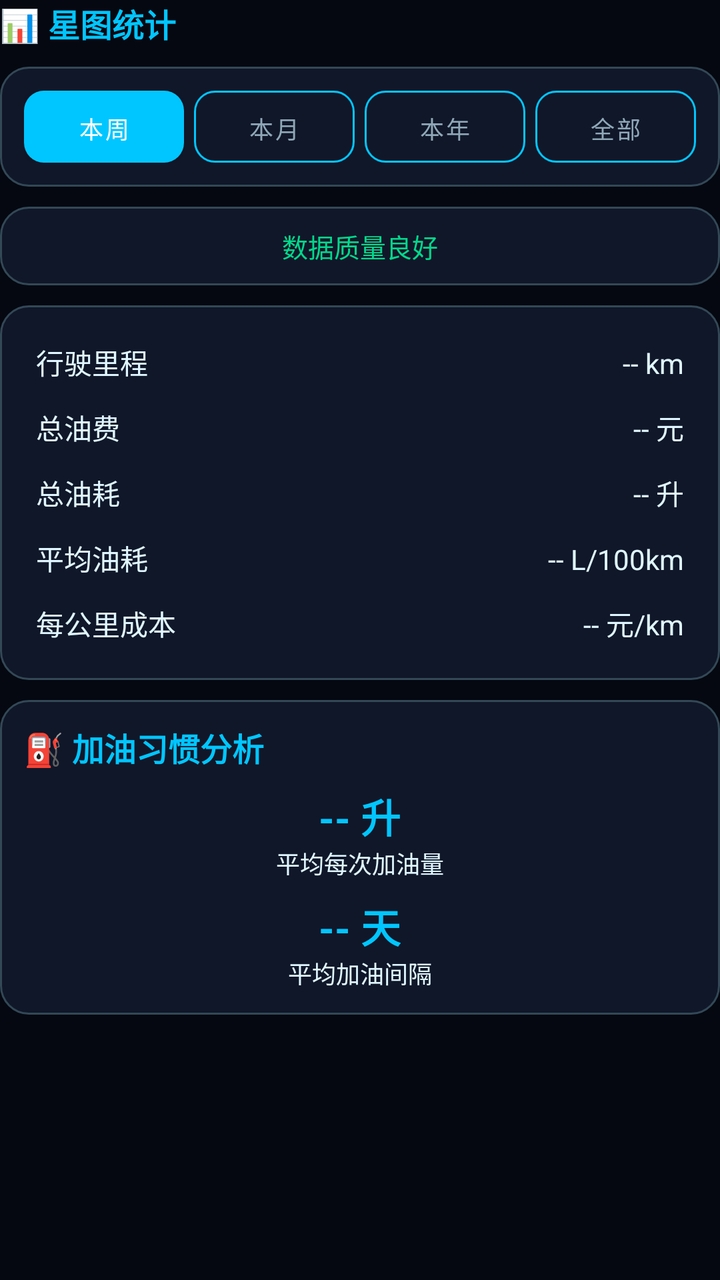
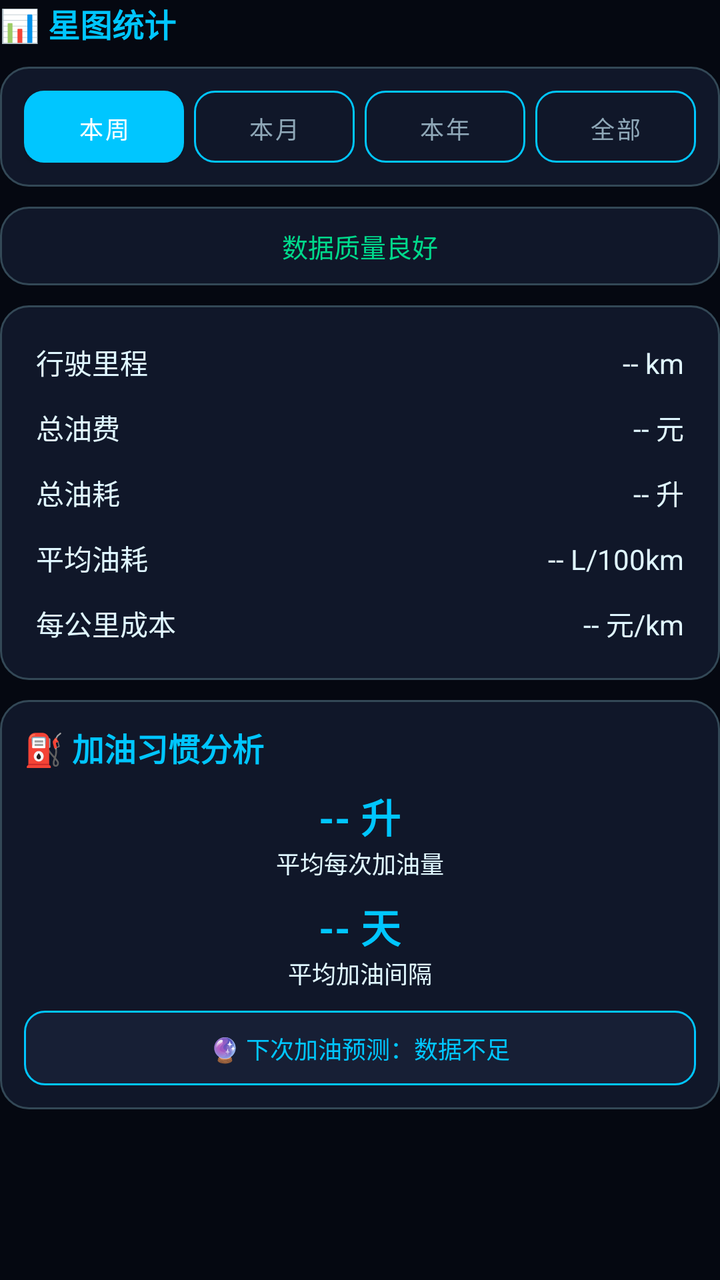

An Android layout rendered at two revisions. The XML below is the earlier revision; the diff shows what the commit changed to produce the second picture.
<!-- AndroidManifest.xml: application theme Theme.YouJiStarMap -->
<!-- res/layout/fragment_stats.xml -->
<?xml version="1.0" encoding="utf-8"?>
<ScrollView xmlns:android="http://schemas.android.com/apk/res/android"
    android:layout_width="match_parent"
    android:layout_height="match_parent">

    <LinearLayout
        android:layout_width="match_parent"
        android:layout_height="wrap_content"
        android:orientation="vertical">

        <TextView style="@style/CardTitle" android:text="📊 星图统计" />

        <LinearLayout
            android:layout_width="match_parent"
            android:layout_height="wrap_content"
            android:layout_marginTop="10dp"
            android:background="@drawable/bg_card"
            android:orientation="horizontal">

            <Button android:id="@+id/periodWeekBtn" android:layout_width="0dp" android:layout_height="36dp" android:layout_weight="1" android:background="@drawable/bg_button_primary" android:text="本周" android:textColor="@color/white" android:textSize="12sp" />
            <Button android:id="@+id/periodMonthBtn" android:layout_width="0dp" android:layout_height="36dp" android:layout_marginStart="5dp" android:layout_weight="1" android:background="@drawable/bg_button_ghost" android:text="本月" android:textColor="@color/muted" android:textSize="12sp" />
            <Button android:id="@+id/periodYearBtn" android:layout_width="0dp" android:layout_height="36dp" android:layout_marginStart="5dp" android:layout_weight="1" android:background="@drawable/bg_button_ghost" android:text="本年" android:textColor="@color/muted" android:textSize="12sp" />
            <Button android:id="@+id/periodAllBtn" android:layout_width="0dp" android:layout_height="36dp" android:layout_marginStart="5dp" android:layout_weight="1" android:background="@drawable/bg_button_ghost" android:text="全部" android:textColor="@color/muted" android:textSize="12sp" />
        </LinearLayout>

        <TextView
            android:id="@+id/qualityText"
            android:layout_width="match_parent"
            android:layout_height="wrap_content"
            android:layout_marginTop="10dp"
            android:background="@drawable/bg_card"
            android:gravity="center"
            android:padding="10dp"
            android:text="数据质量良好"
            android:textColor="@color/good"
            android:textSize="13sp" />

        <TextView
            android:id="@+id/gapWarningText"
            android:layout_width="match_parent"
            android:layout_height="wrap_content"
            android:layout_marginTop="8dp"
            android:background="@drawable/bg_card"
            android:padding="10dp"
            android:textColor="@color/average"
            android:textSize="12sp"
            android:visibility="gone" />

        <LinearLayout
            android:layout_width="match_parent"
            android:layout_height="wrap_content"
            android:layout_marginTop="10dp"
            android:background="@drawable/bg_card"
            android:orientation="vertical">

            <LinearLayout android:layout_width="match_parent" android:layout_height="wrap_content" android:orientation="horizontal" android:padding="6dp">
                <TextView style="@style/LabelText" android:layout_width="0dp" android:layout_weight="1" android:text="行驶里程" />
                <TextView android:id="@+id/periodDistanceText" style="@style/LabelText" android:text="-- km" />
            </LinearLayout>
            <LinearLayout android:layout_width="match_parent" android:layout_height="wrap_content" android:orientation="horizontal" android:padding="6dp">
                <TextView style="@style/LabelText" android:layout_width="0dp" android:layout_weight="1" android:text="总油费" />
                <TextView android:id="@+id/periodCostText" style="@style/LabelText" android:text="-- 元" />
            </LinearLayout>
            <LinearLayout android:layout_width="match_parent" android:layout_height="wrap_content" android:orientation="horizontal" android:padding="6dp">
                <TextView style="@style/LabelText" android:layout_width="0dp" android:layout_weight="1" android:text="总油耗" />
                <TextView android:id="@+id/periodFuelText" style="@style/LabelText" android:text="-- 升" />
            </LinearLayout>
            <LinearLayout android:layout_width="match_parent" android:layout_height="wrap_content" android:orientation="horizontal" android:padding="6dp">
                <TextView style="@style/LabelText" android:layout_width="0dp" android:layout_weight="1" android:text="平均油耗" />
                <TextView android:id="@+id/periodConsumptionText" style="@style/LabelText" android:text="-- L/100km" />
            </LinearLayout>
            <LinearLayout android:layout_width="match_parent" android:layout_height="wrap_content" android:orientation="horizontal" android:padding="6dp">
                <TextView style="@style/LabelText" android:layout_width="0dp" android:layout_weight="1" android:text="每公里成本" />
                <TextView android:id="@+id/periodCostPerKmText" style="@style/LabelText" android:text="-- 元/km" />
            </LinearLayout>
        </LinearLayout>

        <LinearLayout
            android:layout_width="match_parent"
            android:layout_height="wrap_content"
            android:layout_marginTop="10dp"
            android:layout_marginBottom="10dp"
            android:background="@drawable/bg_card"
            android:orientation="vertical"
            android:padding="12dp">

            <TextView style="@style/CardTitle" android:text="⛽ 加油习惯分析" />
            <TextView android:id="@+id/avgRefuelAmountText" style="@style/ValueText" android:layout_gravity="center_horizontal" android:layout_marginTop="8dp" android:text="-- 升" />
            <TextView style="@style/LabelText" android:layout_gravity="center_horizontal" android:text="平均每次加油量" android:textSize="12sp" />
            <TextView android:id="@+id/refuelFrequencyText" style="@style/ValueText" android:layout_gravity="center_horizontal" android:layout_marginTop="8dp" android:text="-- 天" />
            <TextView style="@style/LabelText" android:layout_gravity="center_horizontal" android:text="平均加油间隔" android:textSize="12sp" />
        </LinearLayout>
    </LinearLayout>
</ScrollView>
<!-- resources referenced by this layout -->
<resources>
  <color name="average">#FFB347</color>
  <color name="good">#00D98B</color>
  <color name="muted">#8FA8B8</color>
  <color name="white">#FFFFFF</color>
  <!-- drawable bg_button_ghost (drawable) -->
  <?xml version="1.0" encoding="utf-8"?>
  <shape xmlns:android="http://schemas.android.com/apk/res/android" android:shape="rectangle">
      <solid android:color="@color/transparent" />
      <stroke android:width="1dp" android:color="@color/primary" />
      <corners android:radius="10dp" />
  </shape>
  <!-- drawable bg_button_primary (drawable) -->
  <?xml version="1.0" encoding="utf-8"?>
  <shape xmlns:android="http://schemas.android.com/apk/res/android" android:shape="rectangle">
      <gradient android:startColor="@color/secondary" android:endColor="@color/primary" android:angle="0" />
      <corners android:radius="10dp" />
  </shape>
  <!-- drawable bg_card (drawable) -->
  <?xml version="1.0" encoding="utf-8"?>
  <shape xmlns:android="http://schemas.android.com/apk/res/android" android:shape="rectangle">
      <solid android:color="@color/card_bg" />
      <stroke android:width="1dp" android:color="@color/card_border" />
      <corners android:radius="14dp" />
      <padding android:left="12dp" android:top="12dp" android:right="12dp" android:bottom="12dp" />
  </shape>
  <style name="CardTitle">
          <item name="android:layout_width">wrap_content</item>
          <item name="android:layout_height">wrap_content</item>
          <item name="android:textColor">@color/primary</item>
          <item name="android:textSize">16sp</item>
          <item name="android:textStyle">bold</item>
      </style>
  <style name="LabelText">
          <item name="android:layout_width">wrap_content</item>
          <item name="android:layout_height">wrap_content</item>
          <item name="android:textColor">@color/light</item>
          <item name="android:textSize">14sp</item>
      </style>
  <style name="ValueText">
          <item name="android:layout_width">wrap_content</item>
          <item name="android:layout_height">wrap_content</item>
          <item name="android:textColor">@color/primary</item>
          <item name="android:textSize">20sp</item>
          <item name="android:textStyle">bold</item>
      </style>
  <style name="Theme.YouJiStarMap" parent="Theme.MaterialComponents.NoActionBar">
          <item name="colorPrimary">@color/primary</item>
          <item name="colorPrimaryDark">@color/darker</item>
          <item name="colorAccent">@color/accent</item>
          <item name="android:colorBackground">@color/darker</item>
          <item name="android:textColorPrimary">@color/light</item>
          <item name="android:textColorSecondary">@color/muted</item>
          <item name="android:windowBackground">@color/darker</item>
          <item name="android:statusBarColor">@color/darker</item>
          <item name="android:navigationBarColor">@color/darker</item>
          <item name="android:windowLightStatusBar">false</item>
          <item name="android:fontFamily">sans-serif</item>
      </style>
  <color name="transparent">#00000000</color>
  <color name="primary">#00C6FF</color>
  <color name="secondary">#0072FF</color>
  <color name="card_bg">#101729</color>
  <color name="card_border">#334856</color>
  <color name="light">#E0F7FF</color>
  <color name="darker">#050811</color>
  <color name="accent">#7E42FF</color>
</resources>

<!-- the commit's change to res/layout/fragment_stats.xml (unified diff, before → after) -->
@@ -46,6 +46,28 @@
             android:textSize="12sp"
             android:visibility="gone" />
 
+        <TextView
+            android:id="@+id/qualityAdviceText"
+            android:layout_width="match_parent"
+            android:layout_height="wrap_content"
+            android:layout_marginTop="8dp"
+            android:background="@drawable/bg_banner"
+            android:padding="10dp"
+            android:textColor="@color/average"
+            android:textSize="12sp"
+            android:visibility="gone" />
+
+        <TextView
+            android:id="@+id/anomalyHintText"
+            android:layout_width="match_parent"
+            android:layout_height="wrap_content"
+            android:layout_marginTop="8dp"
+            android:background="@drawable/bg_banner"
+            android:padding="10dp"
+            android:textColor="@color/poor"
+            android:textSize="12sp"
+            android:visibility="gone" />
+
         <LinearLayout
             android:layout_width="match_parent"
             android:layout_height="wrap_content"
@@ -89,6 +111,18 @@
             <TextView style="@style/LabelText" android:layout_gravity="center_horizontal" android:text="平均每次加油量" android:textSize="12sp" />
             <TextView android:id="@+id/refuelFrequencyText" style="@style/ValueText" android:layout_gravity="center_horizontal" android:layout_marginTop="8dp" android:text="-- 天" />
             <TextView style="@style/LabelText" android:layout_gravity="center_horizontal" android:text="平均加油间隔" android:textSize="12sp" />
+
+            <TextView
+                android:id="@+id/nextRefuelText"
+                android:layout_width="match_parent"
+                android:layout_height="wrap_content"
+                android:layout_marginTop="10dp"
+                android:background="@drawable/bg_banner"
+                android:gravity="center"
+                android:padding="10dp"
+                android:text="🔮 下次加油预测：数据不足"
+                android:textColor="@color/primary"
+                android:textSize="12sp" />
         </LinearLayout>
     </LinearLayout>
 </ScrollView>
<!-- resource entries referenced after the edit -->
@@ -3,7 +3,15 @@
   <color name="average">#FFB347</color>
   <color name="good">#00D98B</color>
   <color name="muted">#8FA8B8</color>
+  <color name="poor">#FF3366</color>
   <color name="white">#FFFFFF</color>
+  <!-- drawable bg_banner (drawable) -->
+  <?xml version="1.0" encoding="utf-8"?>
+  <shape xmlns:android="http://schemas.android.com/apk/res/android" android:shape="rectangle">
+      <solid android:color="#33334266" />
+      <stroke android:width="1dp" android:color="@color/primary" />
+      <corners android:radius="10dp" />
+  </shape>
   <!-- drawable bg_button_ghost (drawable) -->
   <?xml version="1.0" encoding="utf-8"?>
   <shape xmlns:android="http://schemas.android.com/apk/res/android" android:shape="rectangle">
